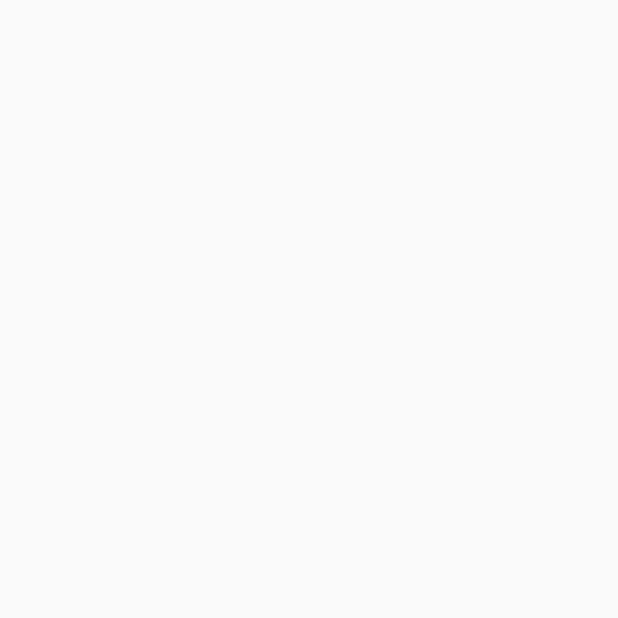
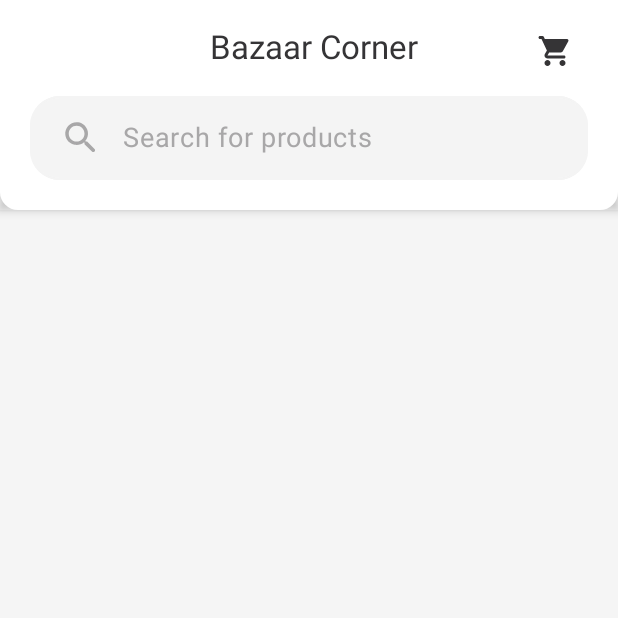
Before and after one commit to AmineBkd/BazaarCorner, an Android app built with Jetpack Compose: the screen it shows after launch (MainActivity), on a phone screen of 412 x 824 dp, the top half of it. Before the commit the part shown is empty. Run offline under Robolectric (Android 15) with nearby library versions, the light colour scheme and no system bars.

Commit message:
feature/Home-001: Creating Base HomePage, Add Components, Modify Theme to remove dark theme till full implementation, Upgrading target SDK to 34

```diff
--- a/app/build.gradle.kts
+++ b/app/build.gradle.kts
@@ -10,7 +10,7 @@ android {
     defaultConfig {
         applicationId = "com.example.bazaarcorner"
         minSdk = 24
-        targetSdk = 33
+        targetSdk = 34
         versionCode = 1
         versionName = "1.0"
 
@@ -51,10 +51,10 @@ android {
 
 dependencies {
 
-    implementation("androidx.core:core-ktx:1.9.0")
+    implementation("androidx.core:core-ktx:1.12.0")
     implementation("androidx.lifecycle:lifecycle-runtime-ktx:2.7.0")
     implementation("androidx.activity:activity-compose:1.8.2")
-    implementation(platform("androidx.compose:compose-bom:2023.03.00"))
+    implementation(platform("androidx.compose:compose-bom:2024.02.02"))
     implementation("androidx.compose.ui:ui")
     implementation("androidx.compose.ui:ui-graphics")
     implementation("androidx.compose.ui:ui-tooling-preview")
@@ -62,7 +62,7 @@ dependencies {
     testImplementation("junit:junit:4.13.2")
     androidTestImplementation("androidx.test.ext:junit:1.1.5")
     androidTestImplementation("androidx.test.espresso:espresso-core:3.5.1")
-    androidTestImplementation(platform("androidx.compose:compose-bom:2023.03.00"))
+    androidTestImplementation(platform("androidx.compose:compose-bom:2024.02.02"))
     androidTestImplementation("androidx.compose.ui:ui-test-junit4")
     debugImplementation("androidx.compose.ui:ui-tooling")
     debugImplementation("androidx.compose.ui:ui-test-manifest")
--- a/app/src/main/AndroidManifest.xml
+++ b/app/src/main/AndroidManifest.xml
@@ -11,7 +11,7 @@
         android:roundIcon="@mipmap/ic_launcher_round"
         android:supportsRtl="true"
         android:theme="@style/Theme.BazaarCorner"
-        tools:targetApi="31">
+        tools:targetApi="34">
         <activity
             android:name=".MainActivity"
             android:exported="true"
--- a/app/src/main/java/com/example/bazaarcorner/MainActivity.kt
+++ b/app/src/main/java/com/example/bazaarcorner/MainActivity.kt
@@ -10,10 +10,17 @@ import androidx.compose.material3.Text
 import androidx.compose.runtime.Composable
 import androidx.compose.ui.Modifier
 import androidx.compose.ui.tooling.preview.Preview
+import com.example.bazaarcorner.ui.screens.home.HomeScreen
 import com.example.bazaarcorner.ui.theme.BazaarCornerTheme
 
 class MainActivity : ComponentActivity() {
     override fun onCreate(savedInstanceState: Bundle?) {
         super.onCreate(savedInstanceState)
+        setContent {
+            BazaarCornerTheme(darkTheme = false) {
+                //Home-001: Placeholer remove when navigation is implemented
+                HomeScreen()
+            }
+        }
     }
 }
--- /dev/null
+++ b/app/src/main/java/com/example/bazaarcorner/ui/component/home/SearchTextFieldComponent.kt
@@ -0,0 +1,69 @@
+package com.example.bazaarcorner.ui.component.home
+
+import androidx.compose.foundation.layout.Row
+import androidx.compose.foundation.layout.padding
+import androidx.compose.foundation.layout.size
+import androidx.compose.foundation.shape.RoundedCornerShape
+import androidx.compose.material.icons.Icons
+import androidx.compose.material.icons.rounded.Search
+import androidx.compose.material3.Icon
+import androidx.compose.material3.OutlinedTextField
+import androidx.compose.material3.OutlinedTextFieldDefaults
+import androidx.compose.material3.Text
+import androidx.compose.runtime.Composable
+import androidx.compose.runtime.getValue
+import androidx.compose.runtime.mutableStateOf
+import androidx.compose.runtime.remember
+import androidx.compose.runtime.setValue
+import androidx.compose.ui.Modifier
+import androidx.compose.ui.text.TextStyle
+import androidx.compose.ui.unit.dp
+import androidx.compose.ui.unit.sp
+import com.example.bazaarcorner.ui.theme.searchTextFieldContainerColor
+import com.example.bazaarcorner.ui.theme.searchTextFieldPlaceHolderContent
+
+
+@Composable
+fun SearchTextFieldComponent(
+    modifier: Modifier = Modifier,
+    placeHolderText: String = "Search for products"
+) {
+    var text by remember { mutableStateOf("") }
+    val textSize = 18.sp
+
+    OutlinedTextField(
+        maxLines = 1,
+        leadingIcon = {
+            Icon(
+                Icons.Rounded.Search,
+                contentDescription = null,
+                Modifier
+                    .padding(start = 20.dp, end = 10.dp)
+                    .size(28.dp),
+                tint = searchTextFieldPlaceHolderContent
+            )
+        },
+        modifier = modifier,
+        value = text,
+        onValueChange = { text = it },
+        shape = RoundedCornerShape(20.dp),
+        placeholder = {
+            Row {
+                Text(
+                    placeHolderText,
+                    fontSize = textSize,
+                    color = searchTextFieldPlaceHolderContent
+                )
+            }
+        },
+        colors = OutlinedTextFieldDefaults.colors(
+            focusedBorderColor = searchTextFieldContainerColor,
+            unfocusedBorderColor = searchTextFieldContainerColor,
+            focusedContainerColor = searchTextFieldContainerColor,
+            unfocusedContainerColor = searchTextFieldContainerColor,
+            disabledContainerColor = searchTextFieldContainerColor,
+
+            ),
+        textStyle = TextStyle.Default.copy(fontSize = textSize)
+    )
+}
--- /dev/null
+++ b/app/src/main/java/com/example/bazaarcorner/ui/screens/home/HomeScreen.kt
@@ -0,0 +1,113 @@
+package com.example.bazaarcorner.ui.screens.home
+
+import androidx.compose.foundation.background
+import androidx.compose.foundation.layout.Arrangement
+import androidx.compose.foundation.layout.Column
+import androidx.compose.foundation.layout.Row
+import androidx.compose.foundation.layout.fillMaxSize
+import androidx.compose.foundation.layout.fillMaxWidth
+import androidx.compose.foundation.layout.padding
+import androidx.compose.foundation.shape.RoundedCornerShape
+import androidx.compose.material.icons.Icons
+import androidx.compose.material.icons.rounded.ShoppingCart
+import androidx.compose.material3.ExperimentalMaterial3Api
+import androidx.compose.material3.Icon
+import androidx.compose.material3.Scaffold
+import androidx.compose.material3.Text
+import androidx.compose.material3.TopAppBar
+import androidx.compose.material3.TopAppBarDefaults
+import androidx.compose.runtime.Composable
+import androidx.compose.ui.Alignment
+import androidx.compose.ui.Modifier
+import androidx.compose.ui.draw.shadow
+import androidx.compose.ui.text.font.FontWeight
+import androidx.compose.ui.unit.dp
+import com.example.bazaarcorner.ui.component.home.SearchTextFieldComponent
+import com.example.bazaarcorner.ui.theme.backgroundGray
+import com.example.bazaarcorner.ui.theme.backgroundHome
+import com.example.bazaarcorner.ui.theme.contentBlack
+import com.example.bazaarcorner.ui.theme.white
+
+@Composable
+fun HomeScreen() {
+    Scaffold(
+        topBar = {
+            HomeScreenTopAppBar()
+        },
+    ) { innerPadding ->
+        Column(Modifier.padding(innerPadding)) {
+            HomeScreenContent()
+        }
+    }
+
+}
+
+//Make new file for this one
+@OptIn(ExperimentalMaterial3Api::class)
+@Composable
+fun HomeScreenTopAppBar() {
+    TopAppBar(colors = TopAppBarDefaults.topAppBarColors(
+        containerColor = white,
+        titleContentColor = contentBlack,
+    ), title = {
+        Column(
+            modifier = Modifier.fillMaxWidth(),
+            horizontalAlignment = Alignment.CenterHorizontally
+        ) {
+            Row {
+                Text(
+                    text = "Bazaar Corner",
+                    fontWeight = FontWeight(400),
+                    modifier = Modifier.padding(end = 10.dp)
+                )
+            }
+        }
+
+        Column(modifier = Modifier.fillMaxWidth(), horizontalAlignment = Alignment.End) {
+            Row {
+                Icon(
+                    Icons.Rounded.ShoppingCart,
+                    contentDescription = "Shopping Icons",
+                    Modifier.padding(end = 30.dp, top = 4.dp)
+                )
+            }
+        }
+    })
+}
+
+@Composable
+fun HomeScreenContent() {
+    val bottomRoundedCornerShapeValue = 12.dp
+
+    Column(
+        Modifier
+            .background(backgroundHome)
+            .fillMaxSize()
+    ) {
+
+        Column(
+            Modifier
+                .shadow(4.dp)
+                .fillMaxWidth()
+                .background(
+                    white,
+                    shape = RoundedCornerShape(
+                        bottomEnd = bottomRoundedCornerShapeValue,
+                        bottomStart = bottomRoundedCornerShapeValue
+                    )
+                )
+        ) {
+            Row(
+                horizontalArrangement = Arrangement.Center,
+                verticalAlignment = Alignment.Bottom,
+                modifier = Modifier.padding(bottom = 20.dp)
+            ) {
+                SearchTextFieldComponent(
+                    Modifier
+                        .fillMaxWidth()
+                        .padding(start = 20.dp, end = 20.dp)
+                )
+            }
+        }
+    }
+}
--- a/app/src/main/java/com/example/bazaarcorner/ui/theme/Color.kt
+++ b/app/src/main/java/com/example/bazaarcorner/ui/theme/Color.kt
@@ -9,3 +9,18 @@ val Pink80 = Color(0xFFEFB8C8)
 val Purple40 = Color(0xFF6650a4)
 val PurpleGrey40 = Color(0xFF625b71)
 val Pink40 = Color(0xFF7D5260)
+
+val white = Color(0xFFFFFFFF)
+val black = Color(0xFF000000)
+val corporateBlue = Color(0xFF337dff)
+val backgroundGray = Color(0xFFe5e5e5)
+val contentGray = Color(0xFFbfbebf)
+val contentBlack = Color(0xFF353436)
+
+//TextFieldColors
+val searchTextFieldContainerColor = Color(0xFFf4f4f4)
+val searchTextFieldPlaceHolderContent = Color(0xFFa8a7a8)
+val textFieldTextColor = Color(0xFF222122)
+
+//Home
+val backgroundHome = Color(0xFFF5F5F5)
--- a/app/src/main/java/com/example/bazaarcorner/ui/theme/Theme.kt
+++ b/app/src/main/java/com/example/bazaarcorner/ui/theme/Theme.kt
@@ -2,6 +2,7 @@ package com.example.bazaarcorner.ui.theme
 
 import android.app.Activity
 import android.os.Build
+import androidx.activity.SystemBarStyle
 import androidx.compose.foundation.isSystemInDarkTheme
 import androidx.compose.material3.MaterialTheme
 import androidx.compose.material3.darkColorScheme
@@ -10,6 +11,7 @@ import androidx.compose.material3.dynamicLightColorScheme
 import androidx.compose.material3.lightColorScheme
 import androidx.compose.runtime.Composable
 import androidx.compose.runtime.SideEffect
+import androidx.compose.ui.graphics.Color
 import androidx.compose.ui.graphics.toArgb
 import androidx.compose.ui.platform.LocalContext
 import androidx.compose.ui.platform.LocalView
@@ -45,6 +47,7 @@ fun BazaarCornerTheme(
     content: @Composable () -> Unit
 ) {
     val colorScheme = when {
+        //darkMode not implemented
         dynamicColor && Build.VERSION.SDK_INT >= Build.VERSION_CODES.S -> {
             val context = LocalContext.current
             if (darkTheme) dynamicDarkColorScheme(context) else dynamicLightColorScheme(context)
@@ -54,11 +57,14 @@ fun BazaarCornerTheme(
         else -> LightColorScheme
     }
     val view = LocalView.current
+
+    //status bar theme
+    //Activity.edgeToEdge()
     if (!view.isInEditMode) {
         SideEffect {
             val window = (view.context as Activity).window
-            window.statusBarColor = colorScheme.primary.toArgb()
-            WindowCompat.getInsetsController(window, view).isAppearanceLightStatusBars = darkTheme
+            window.statusBarColor = white.toArgb()
+            WindowCompat.getInsetsController(window, view).isAppearanceLightStatusBars = true
         }
     }
 
--- a/build.gradle.kts
+++ b/build.gradle.kts
@@ -1,5 +1,5 @@
 // Top-level build file where you can add configuration options common to all sub-projects/modules.
 plugins {
-    id("com.android.application") version "8.1.2" apply false
+    id("com.android.application") version "8.3.1" apply false
     id("org.jetbrains.kotlin.android") version "1.8.10" apply false
 }
```
Also changed, not shown: gradle/wrapper/gradle-wrapper.properties.
